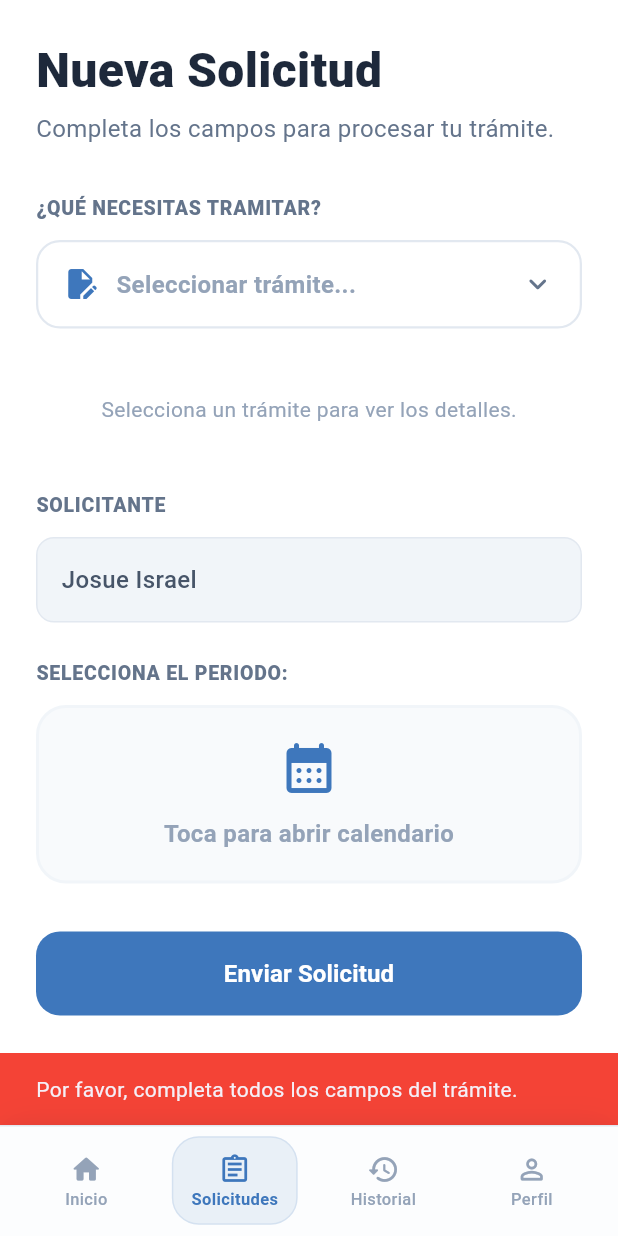
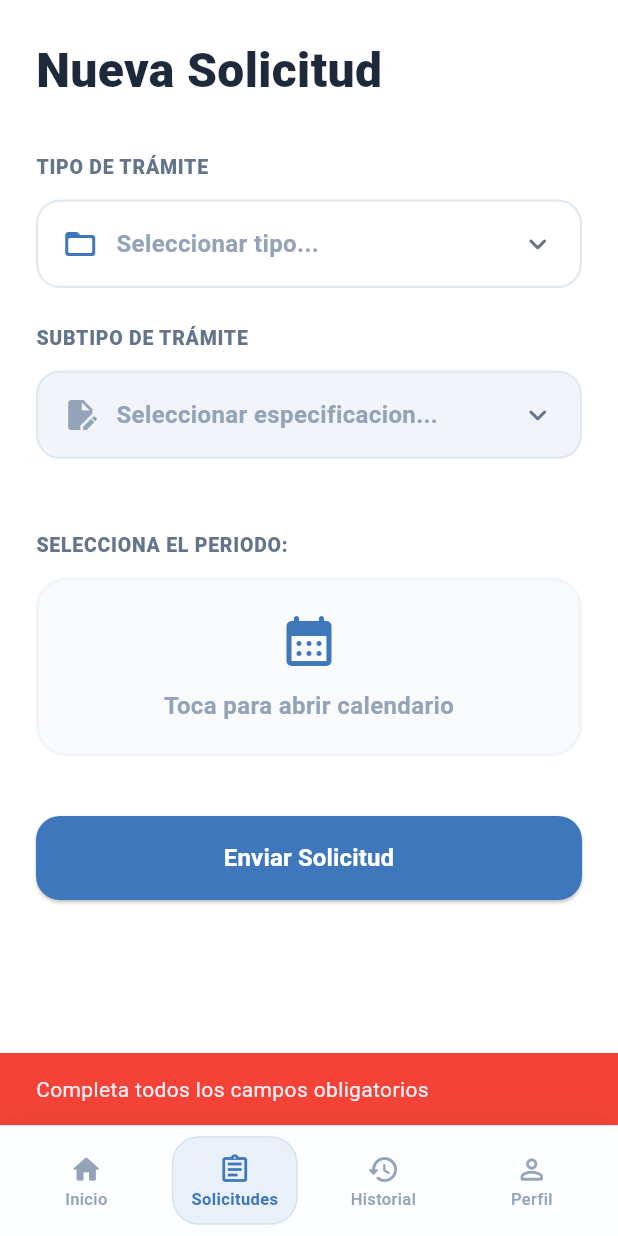
Before and after one commit to NARAESDEV/FinanSale, a Flutter app: the NuevaSolicitudPage screen opened by its route, after a tap on "Enviar Solicitud", on a phone screen of 412 x 824 dp. Run offline on Flutter 3.47's test engine with Material 3 defaults, Android fonts, the light colour scheme and no system bars; our stand-ins replace dio, equatable, file_picker, flutter_bloc, flutter_dotenv, go_router and 4 more; accounts and stored records are empty.

Commit message:
feat (INTEGRACION) creando Solicitud

```diff
--- a/lib/core/navigation/app_router.dart
+++ b/lib/core/navigation/app_router.dart
@@ -7,6 +7,7 @@ import 'package:finansale/features/rh/domain/repositories/rh_repository_impl.dar
 import 'package:finansale/features/rh/presentation/cubit/aprobaciones_cubit.dart';
 import 'package:finansale/features/rh/presentation/cubit/solicitudes_cubit.dart';
 import 'package:finansale/features/rh/presentation/cubit/subtipos/subtipos_cubit.dart';
+import 'package:finansale/features/rh/presentation/cubit/tipos/tipos_cubit.dart';
 import 'package:finansale/features/rh/presentation/pages/historial_page.dart';
 import 'package:finansale/features/rh/presentation/pages/aprobaciones_pendientes_page.dart';
 import 'package:finansale/features/rh/presentation/pages/estado_solicitudes_page.dart';
@@ -82,22 +83,31 @@ class AppRouter {
           GoRoute(
             path: '/solicitudes',
             pageBuilder: (context, state) => NoTransitionPage(
-              child: BlocProvider<SubtiposCubit>(
+              child: MultiBlocProvider(
+                providers: [
+                  // 1. Cubit para Enviar el Formulario (Evita tu error rojo)
+                  BlocProvider<SolicitudesCubit>(
+                    create: (context) => SolicitudesCubit(),
+                  ),
+                  // 2. Cubit para traer los Tipos (Lo disparamos al abrir la pantalla)
+                  BlocProvider<TiposCubit>(
                     create: (context) {
-                  // 1. Extraemos el estado de Autenticación
                       final authState = context.read<AuthCubit>().state;
-
-                  final cubit = SubtiposCubit(
+                      final cubit = TiposCubit(
                         RhRepositoryImpl(RhRemoteDataSource()),
                       );
-
-                  // 2. Si el usuario está logueado, le pasamos sus datos a la petición
                       if (authState is AuthAuthenticated) {
-                    cubit.fetchSubtipos(authState.user);
+                        cubit.fetchTipos(authState.user);
                       }
-
                       return cubit;
                     },
+                  ),
+                  // 3. Cubit de Subtipos (Nace pausado, se dispara al elegir el Tipo)
+                  BlocProvider<SubtiposCubit>(
+                    create: (context) =>
+                        SubtiposCubit(RhRepositoryImpl(RhRemoteDataSource())),
+                  ),
+                ],
                 child: const NuevaSolicitudPage(),
               ),
             ),
--- /dev/null
+++ b/lib/features/rh/data/models/tipo_solicitud_model.dart
@@ -0,0 +1,19 @@
+class TipoSolicitudModel {
+  final int idTipoSolicitud;
+  final String tipoSolicitud;
+  final bool estado;
+
+  TipoSolicitudModel({
+    required this.idTipoSolicitud,
+    required this.tipoSolicitud,
+    required this.estado,
+  });
+
+  factory TipoSolicitudModel.fromJson(Map<String, dynamic> json) {
+    return TipoSolicitudModel(
+      idTipoSolicitud: json['idTipoSolicitud'],
+      tipoSolicitud: json['tipoSolicitud'],
+      estado: json['estado'] ?? true,
+    );
+  }
+}
--- a/lib/features/rh/presentation/cubit/solicitudes_state.dart
+++ b/lib/features/rh/presentation/cubit/solicitudes_state.dart
@@ -20,3 +20,13 @@ class SolicitudesLoaded extends SolicitudesState {
   // El valor por defecto asegura que el resto de tu app no explote
   SolicitudesLoaded(this.solicitudes, {this.resumen = const {}});
 }
+
+// ... tus estados anteriores (SolicitudesInitial, SolicitudesLoading, SolicitudesLoaded, etc.)
+
+class SolicitudCreadaExito extends SolicitudesState {
+  // Puedes agregar propiedades aquí en el futuro si necesitas pasar un mensaje
+  // final String mensaje;
+  // SolicitudCreadaExito(this.mensaje);
+}
+
+class SolicitudEditadaExito extends SolicitudesState {}
--- /dev/null
+++ b/lib/features/rh/presentation/cubit/tipos/tipos_cubit.dart
@@ -0,0 +1,38 @@
+import 'package:flutter_bloc/flutter_bloc.dart';
+import '../../../../auth/data/models/user_model.dart';
+import '../../../domain/repositories/rh_repository.dart';
+import '../../../data/models/tipo_solicitud_model.dart';
+
+// --- ESTADOS ---
+abstract class TiposState {}
+
+class TiposInitial extends TiposState {}
+
+class TiposLoading extends TiposState {}
+
+class TiposLoaded extends TiposState {
+  final List<TipoSolicitudModel> tipos;
+  TiposLoaded(this.tipos);
+}
+
+class TiposError extends TiposState {
+  final String message;
+  TiposError(this.message);
+}
+
+// --- CUBIT ---
+class TiposCubit extends Cubit<TiposState> {
+  final RhRepository _repository;
+
+  TiposCubit(this._repository) : super(TiposInitial());
+
+  Future<void> fetchTipos(UserModel user) async {
+    emit(TiposLoading());
+    try {
+      final tipos = await _repository.getTiposSolicitud(user);
+      emit(TiposLoaded(tipos));
+    } catch (e) {
+      emit(TiposError(e.toString()));
+    }
+  }
+}
--- a/lib/features/rh/presentation/pages/nueva_solicitud_page.dart
+++ b/lib/features/rh/presentation/pages/nueva_solicitud_page.dart
@@ -1,11 +1,17 @@
 import 'package:finansale/features/rh/data/models/subtipo_solicitud_model.dart';
+import 'package:finansale/features/rh/data/models/tipo_solicitud_model.dart';
 import 'package:finansale/features/rh/presentation/cubit/subtipos/subtipos_cubit.dart';
+import 'package:finansale/features/rh/presentation/cubit/tipos/tipos_cubit.dart';
 import 'package:finansale/features/rh/presentation/widgets/selector_subtipos_bottom_sheet.dart';
 import 'package:flutter/material.dart';
 import 'package:flutter_bloc/flutter_bloc.dart';
-import 'package:intl/intl.dart'; // Importante para el formato YYYY-MM-DD
+import 'package:intl/intl.dart';
+
+import '../../../auth/presentation/cubit/auth_cubit.dart';
+import '../../../auth/presentation/cubit/auth_state.dart';
+
+import '../cubit/solicitudes_cubit.dart';
 import '../widgets/info_card_solicitud.dart';
-import '../widgets/seccion_adjuntos.dart';
 
 class NuevaSolicitudPage extends StatefulWidget {
   const NuevaSolicitudPage({super.key});
@@ -15,24 +21,22 @@ class NuevaSolicitudPage extends StatefulWidget {
 }
 
 class _NuevaSolicitudPageState extends State<NuevaSolicitudPage> {
+  // Variables de seleccion
+  TipoSolicitudModel? _tipoSeleccionado;
   SubtipoSolicitudModel? _subtipoSeleccionado;
 
-  // Variables de Estado para el Calendario
+  // Variables de fechas
   DateTime? _fechaInicio;
   DateTime? _fechaFin;
 
-  // ----------------------------------------------------------------
-  // LÓGICA DE NEGOCIO: CÁLCULO DE DÍAS HÁBILES (Sin fines de semana)
-  // ----------------------------------------------------------------
+  // Calculo de dias sin contar fines de semana
   DateTime _calcularDiasHabiles(DateTime inicio, int diasASumar) {
     DateTime fechaResultante = inicio;
     int diasAgregados = 0;
-    // Empezamos asumiendo que el primer día seleccionado ya cuenta como 1, por lo que sumamos diasASumar - 1
     int diasRestantes = diasASumar > 0 ? diasASumar - 1 : 0;
 
     while (diasAgregados < diasRestantes) {
       fechaResultante = fechaResultante.add(const Duration(days: 1));
-      // Si NO es sábado ni domingo, contamos el día
       if (fechaResultante.weekday != DateTime.saturday &&
           fechaResultante.weekday != DateTime.sunday) {
         diasAgregados++;
@@ -41,22 +45,28 @@ class _NuevaSolicitudPageState extends State<NuevaSolicitudPage> {
     return fechaResultante;
   }
 
-  // ----------------------------------------------------------------
-  // GESTIÓN DEL CALENDARIO SEGÚN EL TRÁMITE
-  // ----------------------------------------------------------------
+  // Logica dinamica del calendario
   Future<void> _seleccionarFechas() async {
-    if (_subtipoSeleccionado == null) return;
+    if (_tipoSeleccionado == null) return;
 
-    final int idTramite = _subtipoSeleccionado!.idSubtipoSolicitud;
+    // Regla de ejemplo para Cumpleanos asumiendo un ID especifico en Subtipo
+    final bool esCumpleanos =
+        _subtipoSeleccionado?.subtipoSolicitu.toLowerCase().contains(
+          "cumpleaños",
+        ) ??
+        false;
+    final bool esPaternidad =
+        _subtipoSeleccionado?.subtipoSolicitu.toLowerCase().contains(
+          "paternidad",
+        ) ??
+        false;
 
-    // 1. REGLA: CUMPLEAÑOS (ID 3) -> Solo 1 día exacto
-    if (idTramite == 3) {
+    if (esCumpleanos) {
       final selected = await showDatePicker(
         context: context,
         initialDate: DateTime.now(),
         firstDate: DateTime.now(),
         lastDate: DateTime.now().add(const Duration(days: 365)),
-        helpText: "Selecciona el día de Cumpleaños",
       );
       if (selected != null) {
         setState(() {
@@ -67,34 +77,27 @@ class _NuevaSolicitudPageState extends State<NuevaSolicitudPage> {
       return;
     }
 
-    // 2. REGLA: PATERNIDAD/MATERNIDAD (ID 1) -> 5 días por defecto saltando fines de semana
-    if (idTramite == 1) {
+    if (esPaternidad) {
       final selected = await showDatePicker(
         context: context,
         initialDate: DateTime.now(),
         firstDate: DateTime.now(),
         lastDate: DateTime.now().add(const Duration(days: 365)),
-        helpText: "Selecciona el inicio de Paternidad/Maternidad",
       );
       if (selected != null) {
         setState(() {
           _fechaInicio = selected;
-          // NOTA: Como Paternidad y Maternidad comparten ID 1, aplicamos 5 días (Paternidad).
-          // Si necesitas 84 días para Maternidad, tendremos que agregar un Switch o Dialog extra aquí.
           _fechaFin = _calcularDiasHabiles(selected, 5);
         });
       }
       return;
     }
 
-    // 3. REGLA: ENFERMEDAD (ID 2) O VACACIONES -> Rango de fechas libre
+    // Rango libre por defecto
     final pickedRange = await showDateRangePicker(
       context: context,
-      firstDate: DateTime.now().subtract(
-        const Duration(days: 30),
-      ), // Permite retroactivo
+      firstDate: DateTime.now().subtract(const Duration(days: 30)),
       lastDate: DateTime.now().add(const Duration(days: 365)),
-      helpText: "Selecciona el periodo",
     );
     if (pickedRange != null) {
       setState(() {
@@ -104,16 +107,14 @@ class _NuevaSolicitudPageState extends State<NuevaSolicitudPage> {
     }
   }
 
-  // ----------------------------------------------------------------
-  // JSON BUILDER: PREPARACIÓN DEL PAYLOAD
-  // ----------------------------------------------------------------
+  // Consumo del Cubit para armar y enviar el JSON
   void _prepararPayload() {
     if (_fechaInicio == null ||
         _fechaFin == null ||
-        _subtipoSeleccionado == null) {
+        _tipoSeleccionado == null) {
       ScaffoldMessenger.of(context).showSnackBar(
         const SnackBar(
-          content: Text("Por favor, completa todos los campos del trámite."),
+          content: Text("Completa todos los campos obligatorios"),
           backgroundColor: Colors.red,
         ),
       );
@@ -121,20 +122,103 @@ class _NuevaSolicitudPageState extends State<NuevaSolicitudPage> {
     }
 
     final format = DateFormat('yyyy-MM-dd');
-    final payload = {
-      "fechaInicio": format.format(_fechaInicio!),
-      "fechaFin": format.format(_fechaFin!),
-      "idTipoSolicitud": _subtipoSeleccionado!.idTipoSolicitud,
-    };
+    final authState = context.read<AuthCubit>().state;
 
-    // Esto te imprimirá el JSON exacto en la consola para confirmar que funciona
-    print("🚀 PAYLOAD LISTO PARA ENVIAR: $payload");
-
-    // El siguiente paso será enviar este payload a un nuevo Cubit (Ej. CrearSolicitudCubit)
+    if (authState is AuthAuthenticated) {
+      // Disparamos el metodo POST que creaste en el SolicitudesCubit
+      context.read<SolicitudesCubit>().crearSolicitud(
+        user: authState.user,
+        fechaInicio: format.format(_fechaInicio!),
+        fechaFin: format.format(_fechaFin!),
+        // OJO El backend pide idTipoSolicitud en el payload de crear, no el subtipo
+        idTipoSolicitud: _tipoSeleccionado!.idTipoSolicitud,
+      );
+    }
   }
 
-  void _abrirSelector() async {
+  // Simula la apertura de tu BottomSheet o Dialog para seleccionar Tipos
+  void _abrirSelectorTipos() async {
+    final tiposCubit = context.read<TiposCubit>();
+    // Mostramos un BottomSheet nativo con la lista de Tipos
+    final resultado = await showModalBottomSheet<TipoSolicitudModel>(
+      context: context,
+      shape: const RoundedRectangleBorder(
+        borderRadius: BorderRadius.vertical(top: Radius.circular(20)),
+      ),
+      builder: (bottomSheetContext) {
+        return BlocBuilder<TiposCubit, TiposState>(
+          bloc: tiposCubit, // Conectamos el Cubit existente
+          builder: (context, state) {
+            if (state is TiposLoading) {
+              return const SizedBox(
+                height: 200,
+                child: Center(
+                  child: CircularProgressIndicator(color: Color(0xFF3E77BC)),
+                ),
+              );
+            }
+            if (state is TiposError) {
+              return SizedBox(
+                height: 200,
+                child: Center(
+                  child: Text(
+                    state.message,
+                    style: const TextStyle(color: Colors.red),
+                  ),
+                ),
+              );
+            }
+            if (state is TiposLoaded) {
+              return ListView.builder(
+                shrinkWrap: true,
+                itemCount: state.tipos.length,
+                itemBuilder: (context, index) {
+                  final tipo = state.tipos[index];
+                  return ListTile(
+                    leading: const Icon(Icons.folder, color: Color(0xFF3E77BC)),
+                    title: Text(
+                      tipo.tipoSolicitud,
+                      style: const TextStyle(fontWeight: FontWeight.bold),
+                    ),
+                    onTap: () =>
+                        Navigator.pop(context, tipo), // Devolvemos la seleccion
+                  );
+                },
+              );
+            }
+            return const SizedBox();
+          },
+        );
+      },
+    );
+
+    // LOGICA DE CASCADA: Si seleccionó un Tipo, limpiamos abajo y disparamos la petición
+    if (resultado != null) {
+      setState(() {
+        _tipoSeleccionado = resultado;
+        _subtipoSeleccionado = null; // Reseteamos la cascada
+        _fechaInicio = null;
+        _fechaFin = null;
+      });
+
+      // ¡AQUÍ SE DISPARA LA PETICIÓN HACIA /subtipo_solicitud/ID!
+      final authState = context.read<AuthCubit>().state;
+      if (authState is AuthAuthenticated) {
+        context.read<SubtiposCubit>().fetchSubtipos(
+          authState.user,
+          resultado.idTipoSolicitud,
+        );
+      }
+    }
+  }
+
+  // Simula la apertura de tu BottomSheet para seleccionar Subtipos
+  void _abrirSelectorSubtipos() async {
+    if (_tipoSeleccionado == null) return;
+
     final subtiposCubit = context.read<SubtiposCubit>();
+
+    // Aquí reutilizamos tu widget SelectorSubtiposBottomSheet que ya tiene el buscador
     final resultado = await showModalBottomSheet<SubtipoSolicitudModel>(
       context: context,
       isScrollControlled: true,
@@ -148,17 +232,12 @@ class _NuevaSolicitudPageState extends State<NuevaSolicitudPage> {
     if (resultado != null) {
       setState(() {
         _subtipoSeleccionado = resultado;
-        // Limpiamos fechas si cambian de trámite
-        _fechaInicio = null;
-        _fechaFin = null;
       });
     }
   }
 
   @override
   Widget build(BuildContext context) {
-    // Variable de control para ocultar sección de adjuntos
-    final bool esCumpleanos = _subtipoSeleccionado?.idSubtipoSolicitud == 3;
     final formatStr = DateFormat('dd MMM yyyy');
 
     return Scaffold(
@@ -177,17 +256,11 @@ class _NuevaSolicitudPageState extends State<NuevaSolicitudPage> {
                   color: Color(0xFF1E293B),
                 ),
               ),
-              const SizedBox(height: 4),
-              const Text(
-                "Completa los campos para procesar tu trámite.",
-                style: TextStyle(fontSize: 16, color: Color(0xFF64748B)),
-              ),
               const SizedBox(height: 32),
 
-              _label("¿QUÉ NECESITAS TRAMITAR?"),
-
+              _label("TIPO DE TRÁMITE"),
               InkWell(
-                onTap: _abrirSelector,
+                onTap: _abrirSelectorTipos,
                 borderRadius: BorderRadius.circular(16),
                 child: Container(
                   padding: const EdgeInsets.symmetric(
@@ -204,12 +277,70 @@ class _NuevaSolicitudPageState extends State<NuevaSolicitudPage> {
                   ),
                   child: Row(
                     children: [
-                      const Icon(Icons.edit_document, color: Color(0xFF3E77BC)),
+                      const Icon(
+                        Icons.folder_open_rounded,
+                        color: Color(0xFF3E77BC),
+                      ),
+                      const SizedBox(width: 12),
+                      Expanded(
+                        child: Text(
+                          _tipoSeleccionado?.tipoSolicitud ??
+                              "Seleccionar tipo...",
+                          style: TextStyle(
+                            fontSize: 16,
+                            fontWeight: FontWeight.w600,
+                            color: _tipoSeleccionado != null
+                                ? const Color(0xFF1E293B)
+                                : const Color(0xFF94A3B8),
+                          ),
+                        ),
+                      ),
+                      const Icon(
+                        Icons.keyboard_arrow_down_rounded,
+                        color: Color(0xFF64748B),
+                      ),
+                    ],
+                  ),
+                ),
+              ),
+
+              const SizedBox(height: 24),
+
+              _label("SUBTIPO DE TRÁMITE"),
+              InkWell(
+                // Solo se habilita si ya hay un tipo seleccionado
+                onTap: _tipoSeleccionado == null
+                    ? null
+                    : _abrirSelectorSubtipos,
+                borderRadius: BorderRadius.circular(16),
+                child: Container(
+                  padding: const EdgeInsets.symmetric(
+                    horizontal: 16,
+                    vertical: 16,
+                  ),
+                  decoration: BoxDecoration(
+                    color: _tipoSeleccionado == null
+                        ? const Color(0xFFF1F5F9)
+                        : Colors.white,
+                    borderRadius: BorderRadius.circular(16),
+                    border: Border.all(
+                      color: const Color(0xFFE2E8F0),
+                      width: 1.5,
+                    ),
+                  ),
+                  child: Row(
+                    children: [
+                      Icon(
+                        Icons.edit_document,
+                        color: _tipoSeleccionado == null
+                            ? const Color(0xFF94A3B8)
+                            : const Color(0xFF3E77BC),
+                      ),
                       const SizedBox(width: 12),
                       Expanded(
                         child: Text(
                           _subtipoSeleccionado?.subtipoSolicitu ??
-                              "Seleccionar trámite...",
+                              "Seleccionar especificacion...",
                           style: TextStyle(
                             fontSize: 16,
                             fontWeight: FontWeight.w600,
@@ -217,8 +348,6 @@ class _NuevaSolicitudPageState extends State<NuevaSolicitudPage> {
                                 ? const Color(0xFF1E293B)
                                 : const Color(0xFF94A3B8),
                           ),
-                          maxLines: 1,
-                          overflow: TextOverflow.ellipsis,
                         ),
                       ),
                       const Icon(
@@ -234,8 +363,8 @@ class _NuevaSolicitudPageState extends State<NuevaSolicitudPage> {
 
               if (_subtipoSeleccionado != null)
                 InfoCardSolicitud(
-                  label: "Trámite de ${_subtipoSeleccionado!.subtipoSolicitu}",
-                  // Calcula los días seleccionados dinámicamente para mostrarlos en la UI
+                  label:
+                      "Especificación: ${_subtipoSeleccionado!.subtipoSolicitu}",
                   value: _fechaInicio != null && _fechaFin != null
                       ? (_fechaFin!.difference(_fechaInicio!).inDays + 1)
                             .toString()
@@ -244,29 +373,11 @@ class _NuevaSolicitudPageState extends State<NuevaSolicitudPage> {
                   icon: Icons.assignment_rounded,
                 ),
 
-              if (_subtipoSeleccionado == null)
-                const Center(
-                  child: Padding(
-                    padding: EdgeInsets.symmetric(vertical: 20),
-                    child: Text(
-                      "Selecciona un trámite para ver los detalles.",
-                      style: TextStyle(color: Color(0xFF94A3B8)),
-                    ),
-                  ),
-                ),
-
-              const SizedBox(height: 24),
-
-              _label("SOLICITANTE"),
-              _textFieldReadOnly("Josue Israel"),
-
               const SizedBox(height: 24),
 
               _label("SELECCIONA EL PERIODO:"),
-
-              // BOTÓN DEL CALENDARIO INTERACTIVO
               InkWell(
-                onTap: _subtipoSeleccionado == null ? null : _seleccionarFechas,
+                onTap: _tipoSeleccionado == null ? null : _seleccionarFechas,
                 borderRadius: BorderRadius.circular(16),
                 child: Container(
                   width: double.infinity,
@@ -304,15 +415,29 @@ class _NuevaSolicitudPageState extends State<NuevaSolicitudPage> {
                 ),
               ),
 
-              const SizedBox(height: 32),
+              const SizedBox(height: 40),
 
-              // RENDERIZADO CONDICIONAL DE LOS ADJUNTOS
-              if (!esCumpleanos && _subtipoSeleccionado != null) ...[
-                const SeccionAdjuntos(),
-                const SizedBox(height: 40),
-              ],
-
-              _botonEnviar(),
+              SizedBox(
+                width: double.infinity,
+                height: 56,
+                child: ElevatedButton(
+                  onPressed: _prepararPayload,
+                  style: ElevatedButton.styleFrom(
+                    backgroundColor: const Color(0xFF3E77BC),
+                    shape: RoundedRectangleBorder(
+                      borderRadius: BorderRadius.circular(16),
+                    ),
+                  ),
+                  child: const Text(
+                    "Enviar Solicitud",
+                    style: TextStyle(
+                      color: Colors.white,
+                      fontSize: 16,
+                      fontWeight: FontWeight.bold,
+                    ),
+                  ),
+                ),
+              ),
             ],
           ),
         ),
@@ -320,8 +445,7 @@ class _NuevaSolicitudPageState extends State<NuevaSolicitudPage> {
     );
   }
 
-  Widget _label(String text) {
-    return Padding(
+  Widget _label(String text) => Padding(
     padding: const EdgeInsets.only(bottom: 12),
     child: Text(
       text,
@@ -334,49 +458,3 @@ class _NuevaSolicitudPageState extends State<NuevaSolicitudPage> {
     ),
   );
 }
-
-  Widget _textFieldReadOnly(String text) {
-    return Container(
-      width: double.infinity,
-      padding: const EdgeInsets.all(16),
-      decoration: BoxDecoration(
-        color: const Color(0xFFF1F5F9),
-        borderRadius: BorderRadius.circular(12),
-        border: Border.all(color: const Color(0xFFE2E8F0)),
-      ),
-      child: Text(
-        text,
-        style: const TextStyle(
-          fontSize: 16,
-          color: Color(0xFF475569),
-          fontWeight: FontWeight.w500,
-        ),
-      ),
-    );
-  }
-
-  Widget _botonEnviar() {
-    return SizedBox(
-      width: double.infinity,
-      height: 56,
-      child: ElevatedButton(
-        onPressed: _prepararPayload,
-        style: ElevatedButton.styleFrom(
-          backgroundColor: const Color(0xFF3E77BC),
-          shape: RoundedRectangleBorder(
-            borderRadius: BorderRadius.circular(16),
-          ),
-          elevation: 0,
-        ),
-        child: const Text(
-          "Enviar Solicitud",
-          style: TextStyle(
-            color: Colors.white,
-            fontSize: 16,
-            fontWeight: FontWeight.bold,
-          ),
-        ),
-      ),
-    );
-  }
-}
--- a/pubspec.yaml
+++ b/pubspec.yaml
@@ -45,6 +45,7 @@ dependencies:
   image_picker: ^1.2.1
   file_picker: ^11.0.2
   intl: ^0.20.2
+  permission_handler: ^12.0.1
 
 dev_dependencies:
   flutter_test:
```
Also changed, not shown: lib/features/rh/data/datasources/rh_remote_data_source.dart (+34 -14 lines), lib/features/rh/domain/repositories/rh_repository.dart (+10 -3 lines), lib/features/rh/domain/repositories/rh_repository_impl.dart (+10 -2 lines), lib/features/rh/presentation/cubit/solicitudes_cubit.dart (+62 -0 lines), lib/features/rh/presentation/cubit/subtipos/subtipos_cubit.dart (+6 -5 lines), lib/features/rh/presentation/widgets/seccion_adjuntos.dart (+47 -3 lines), lib/shared/services/media_service.dart (added, +38 -0 lines), pubspec.lock, 2 other files. Lines whose indentation alone changed are shown as unchanged.
